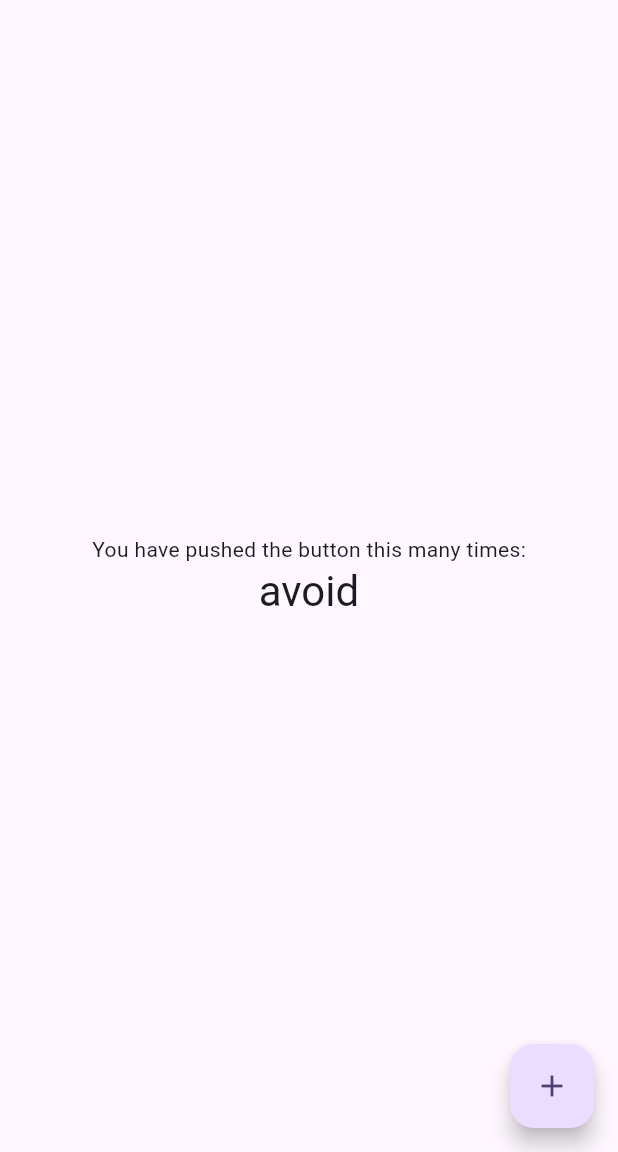
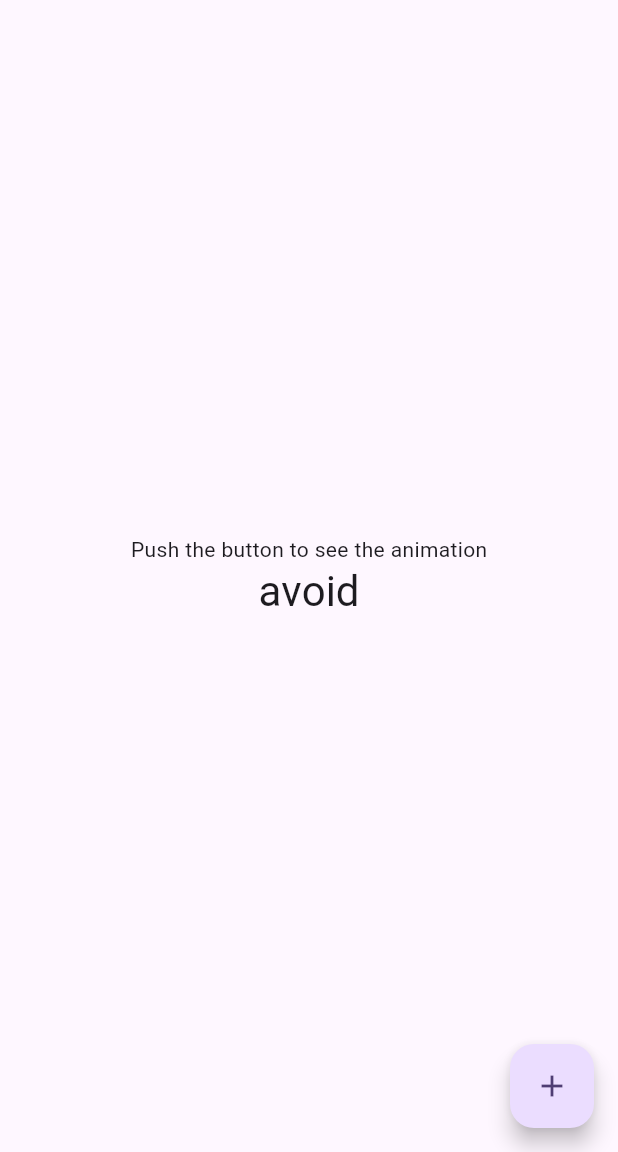
Before and after one commit to P-B1101/animated-number-switcher, a Flutter app: the screen it shows after launch, on a phone screen of 412 x 824 dp, the part 84-1236 px from its top. Run offline on Flutter 3.47's test engine with Material 3 defaults, Android fonts, the phone set to English and light mode, and no system bars.

Commit message:
update example

```diff
--- a/example/lib/main.dart
+++ b/example/lib/main.dart
@@ -69,45 +69,19 @@ class _MyHomePageState extends State<MyHomePage> {
 
   @override
   Widget build(BuildContext context) {
-    // This method is rerun every time setState is called, for instance as done
-    // by the _incrementCounter method above.
-    //
-    // The Flutter framework has been optimized to make rerunning build methods
-    // fast, so that you can just rebuild anything that needs updating rather
-    // than having to individually change instances of widgets.
     return Scaffold(
       appBar: AppBar(
-        // TRY THIS: Try changing the color here to a specific color (to
-        // Colors.amber, perhaps?) and trigger a hot reload to see the AppBar
-        // change color while the other colors stay the same.
         backgroundColor: Theme.of(context).colorScheme.inversePrimary,
-        // Here we take the value from the MyHomePage object that was created by
-        // the App.build method, and use it to set our appbar title.
         title: Text(widget.title),
       ),
       body: Center(
-        // Center is a layout widget. It takes a single child and positions it
-        // in the middle of the parent.
         child: Column(
-          // Column is also a layout widget. It takes a list of children and
-          // arranges them vertically. By default, it sizes itself to fit its
-          // children horizontally, and tries to be as tall as its parent.
-          //
-          // Column has various properties to control how it sizes itself and
-          // how it positions its children. Here we use mainAxisAlignment to
-          // center the children vertically; the main axis here is the vertical
-          // axis because Columns are vertical (the cross axis would be
-          // horizontal).
-          //
-          // TRY THIS: Invoke "debug painting" (choose the "Toggle Debug Paint"
-          // action in the IDE, or press "p" in the console), to see the
-          // wireframe for each widget.
           mainAxisAlignment: MainAxisAlignment.center,
           children: <Widget>[
             const Text(
-              'You have pushed the button this many times:',
+              'Push the button to see the animation',
             ),
-            AnimatedTextSwitcher(
+            AnimatedNumberSwitcher.text(
               _list[_counter],
               style: Theme.of(context).textTheme.headlineMedium,
             ),
@@ -118,7 +92,7 @@ class _MyHomePageState extends State<MyHomePage> {
         onPressed: _incrementCounter,
         tooltip: 'Increment',
         child: const Icon(Icons.add),
-      ), // This trailing comma makes auto-formatting nicer for build methods.
+      ),
     );
   }
 }
```
